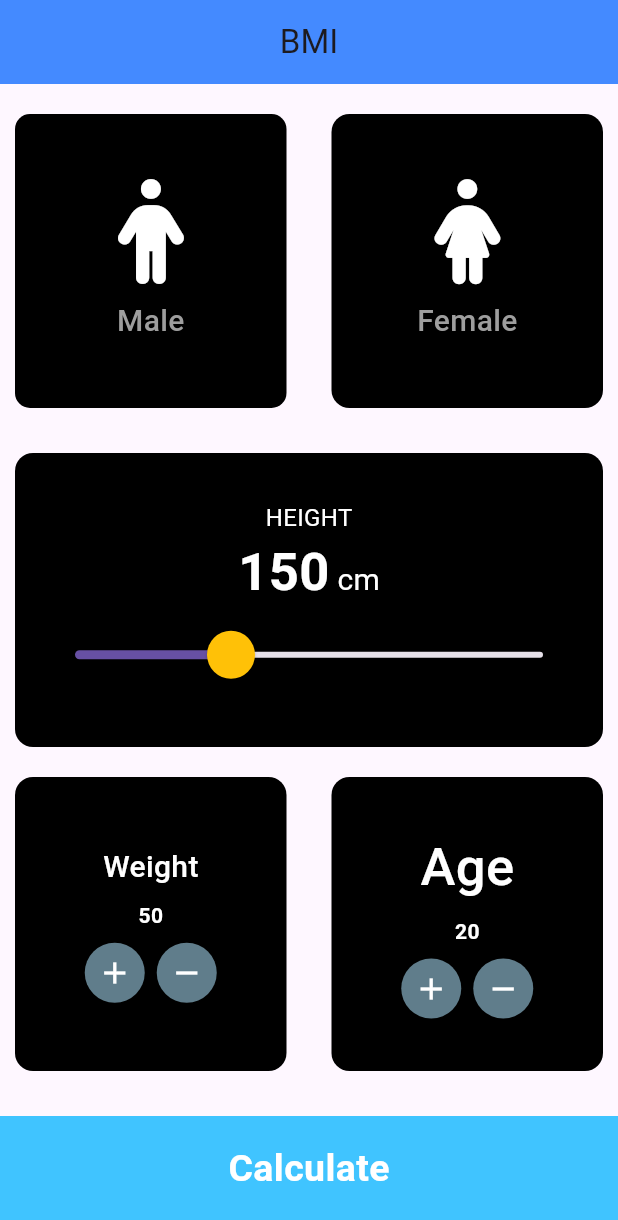
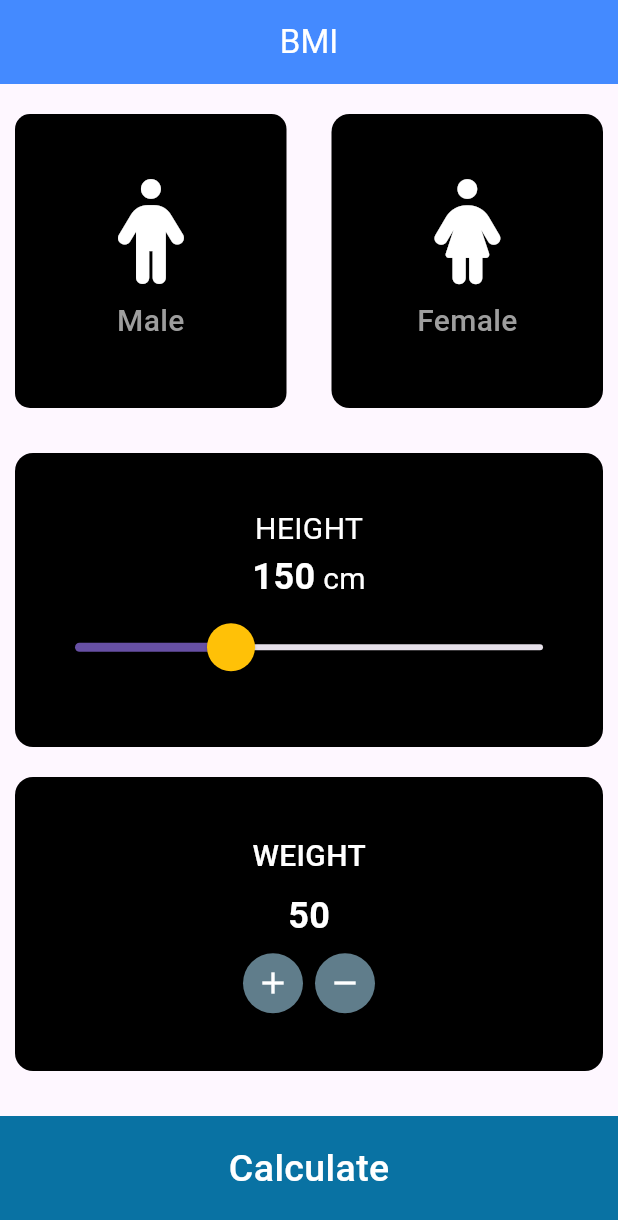
Before and after one commit to Sakib137/bmi_application, a Flutter app: the screen it shows after launch, on a phone screen of 412 x 824 dp. Shown: the top 1220 px of the screen. Run offline on Flutter 3.47's test engine with Material 3 defaults, Android fonts, the phone set to English and light mode, and no system bars; our stand-ins replace device_preview, font_awesome_flutter.

Commit message:
app done

```diff
--- /dev/null
+++ b/lib/calculate_result.dart
@@ -0,0 +1,27 @@
+import 'dart:math';
+
+import 'package:flutter/material.dart';
+
+class CalculateResult {
+  final double height;
+  final double weight;
+
+  CalculateResult(this.height, this.weight);
+
+  double calculateBMI() {
+    return weight / pow(height / 100, 2);
+  }
+
+  String getDescription() {
+    double bmi = calculateBMI();
+    if (bmi < 18.5) {
+      return "You are underweight. You need to eat more.";
+    } else if (bmi < 24.9) {
+      return "You are normal. Keep it up!";
+    } else if (bmi < 29.9) {
+      return "You are overweight. You need to exercise more.";
+    } else {
+      return "You are obese. You need to exercise more and eat less.";
+    }
+  }
+}
--- a/lib/input_screen.dart
+++ b/lib/input_screen.dart
@@ -1,3 +1,4 @@
+import 'package:bmi_application/calculate_result.dart';
 import 'package:bmi_application/result_screen.dart';
 import 'package:flutter/material.dart';
 import 'package:font_awesome_flutter/font_awesome_flutter.dart';
@@ -27,7 +28,10 @@ class _InputScreenState extends State<InputScreen> {
     return Scaffold(
       appBar: AppBar(
         title: const Center(
-          child: Text("BMI"),
+          child: Text(
+            "BMI",
+            style: TextStyle(color: Colors.white),
+          ),
         ),
         backgroundColor: Colors.blueAccent,
       ),
@@ -145,7 +149,7 @@ class _InputScreenState extends State<InputScreen> {
                   const Text(
                     "HEIGHT",
                     style: TextStyle(
-                      fontSize: 16,
+                      fontSize: 20,
                       color: Colors.white,
                     ),
                   ),
@@ -157,7 +161,7 @@ class _InputScreenState extends State<InputScreen> {
                       Text(
                         height.toString(),
                         style: const TextStyle(
-                          fontSize: 35,
+                          fontSize: 24,
                           fontWeight: FontWeight.bold,
                           color: Colors.white,
                         ),
@@ -213,7 +217,7 @@ class _InputScreenState extends State<InputScreen> {
                       mainAxisAlignment: MainAxisAlignment.center,
                       children: [
                         const Text(
-                          "Weight",
+                          "WEIGHT",
                           style: TextStyle(
                             fontSize: 20,
                             fontWeight: FontWeight.w500,
@@ -228,6 +232,7 @@ class _InputScreenState extends State<InputScreen> {
                           style: const TextStyle(
                             fontWeight: FontWeight.bold,
                             color: Colors.white,
+                            fontSize: 24,
                           ),
                         ),
                         const SizedBox(
@@ -276,85 +281,6 @@ class _InputScreenState extends State<InputScreen> {
                     ),
                   ),
                 ),
-                const SizedBox(
-                  width: 10,
-                ),
-                Expanded(
-                  child: Container(
-                    margin: const EdgeInsets.all(10),
-                    padding: const EdgeInsets.all(10),
-                    decoration: BoxDecoration(
-                      borderRadius: BorderRadius.circular(12),
-                      color: inactiveColor,
-                    ),
-                    child: Column(
-                      crossAxisAlignment: CrossAxisAlignment.center,
-                      mainAxisAlignment: MainAxisAlignment.center,
-                      children: [
-                        const Text(
-                          "Age",
-                          style: TextStyle(
-                            fontSize: 35,
-                            fontWeight: FontWeight.w500,
-                            color: Colors.white,
-                          ),
-                        ),
-                        const SizedBox(
-                          height: 8,
-                        ),
-                        Text(
-                          age.toString(),
-                          style: const TextStyle(
-                            fontWeight: FontWeight.bold,
-                            color: Colors.white,
-                          ),
-                        ),
-                        const SizedBox(
-                          height: 8,
-                        ),
-                        Row(
-                          crossAxisAlignment: CrossAxisAlignment.center,
-                          mainAxisAlignment: MainAxisAlignment.center,
-                          children: [
-                            CircleAvatar(
-                              backgroundColor: Colors.blueGrey,
-                              child: IconButton(
-                                onPressed: () {
-                                  setState(() {
-                                    age++;
-                                  });
-                                },
-                                icon: const Icon(
-                                  Icons.add,
-                                  color: Colors.white,
-                                ),
-                              ),
-                            ),
-                            const SizedBox(
-                              width: 8,
-                            ),
-                            CircleAvatar(
-                              backgroundColor: Colors.blueGrey,
-                              child: IconButton(
-                                onPressed: () {
-                                  setState(() {
-                                    if (age > 5) {
-                                      age--;
-                                    }
-                                  });
-                                },
-                                icon: const Icon(
-                                  Icons.remove,
-                                  color: Colors.white,
-                                ),
-                              ),
-                            ),
-                          ],
-                        )
-                      ],
-                    ),
-                  ),
-                ),
               ],
             ),
           ),
@@ -366,7 +292,7 @@ class _InputScreenState extends State<InputScreen> {
               padding: const EdgeInsets.only(bottom: 10),
               margin: const EdgeInsets.only(top: 10),
               height: 80,
-              color: Colors.lightBlueAccent,
+              color: const Color.fromARGB(255, 9, 114, 163),
               width: double.infinity,
               child: const Center(
                 child: Text(
@@ -374,22 +300,35 @@ class _InputScreenState extends State<InputScreen> {
                   style: TextStyle(
                     color: Colors.white,
                     fontSize: 25,
-                    fontWeight: FontWeight.bold,
+                    fontWeight: FontWeight.w500,
                   ),
                 ),
               ),
             ),
-            onTap: () {},
-          )
+            onTap: () {
+              double result =
+                  CalculateResult(height.toDouble(), weight.toDouble())
+                      .calculateBMI();
+              String description =
+                  CalculateResult(height.toDouble(), weight.toDouble())
+                      .getDescription();
+              navigateToResultScreen(
+                result.toStringAsFixed(1),
+                description,
+              );
+            },
+          ),
         ],
       ),
     );
   }
 
-  void navigateToResultScreen(double result) {
+  void navigateToResultScreen(String result, String description) {
     Navigator.push(
       context,
-      MaterialPageRoute(builder: (context) => const ResultScreen()),
+      MaterialPageRoute(
+        builder: (context) => ResultScreen(result, description),
+      ),
     );
   }
 }
```
Also changed, not shown: lib/result_screen.dart (+89 -2 lines).
